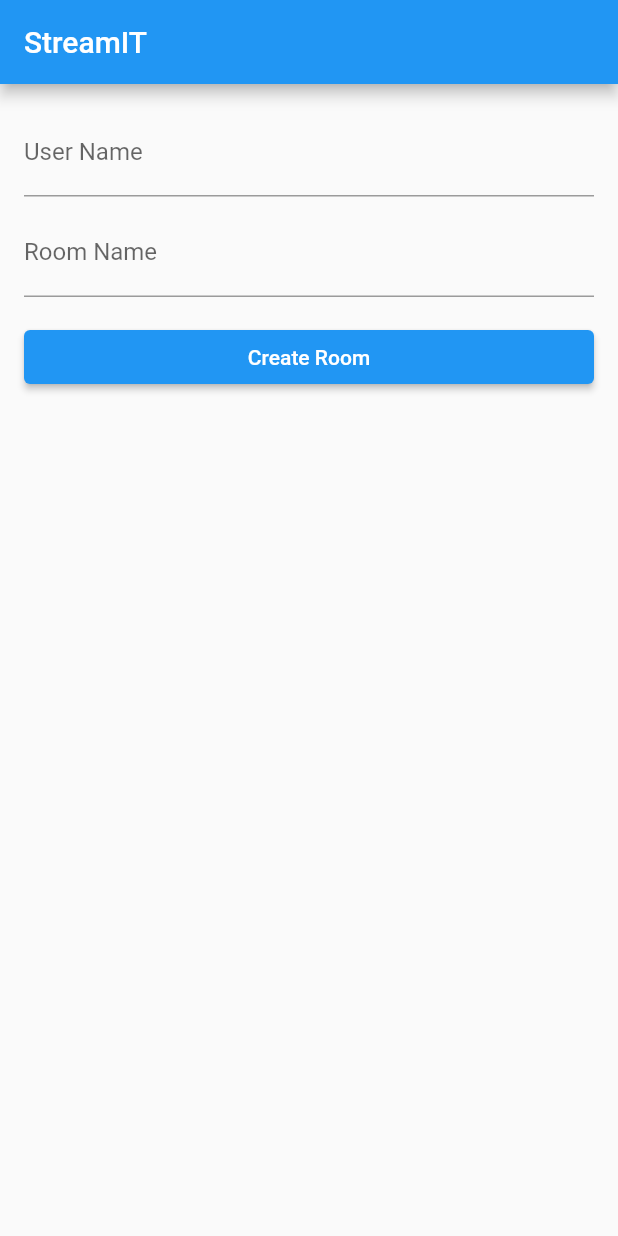
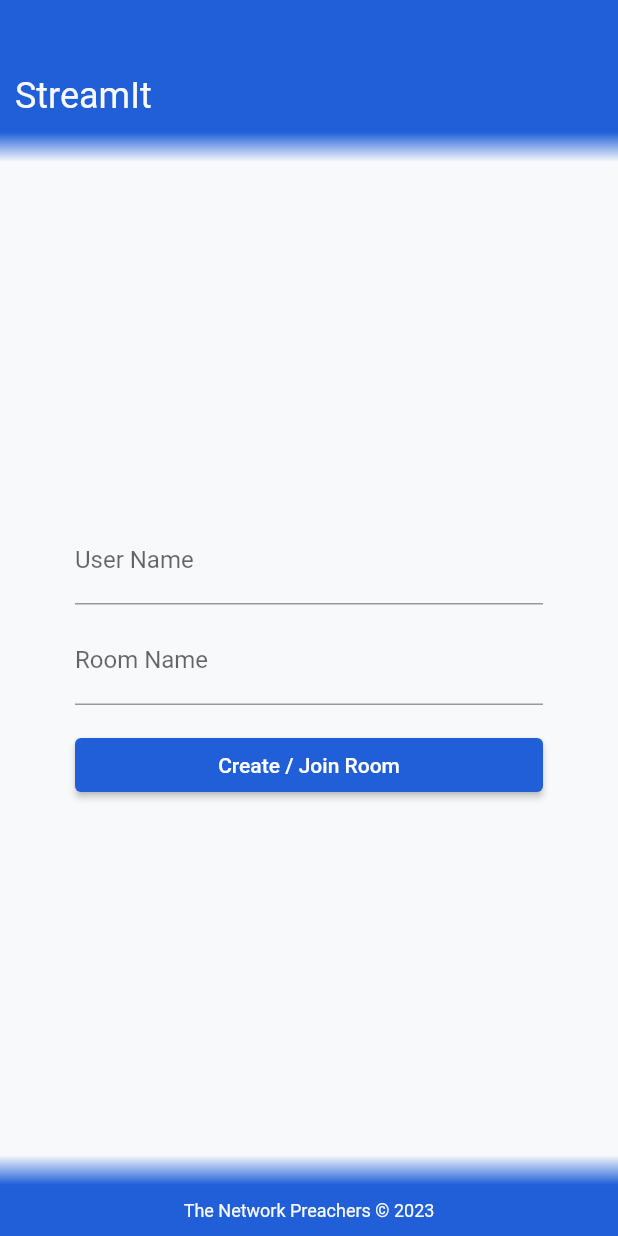
Before and after one commit to The-Network-Preachers/streamit-app, a Flutter app: the screen it shows after launch, on a phone screen of 412 x 824 dp. Run offline on Flutter 3.47's test engine with Material 2 defaults, Android fonts, the light colour scheme and no system bars.

Commit message:
Add: Router for Navigation Fix: Join/Create Room UI/UX

```diff
--- a/lib/main.dart
+++ b/lib/main.dart
@@ -1,7 +1,7 @@
 import 'package:flutter/material.dart';
 
-import './pages/login.dart';
+import './router.dart';
 
 void main() {
-  runApp(const LoginPage());
+  runApp(const StreamItRouter());
 }
--- /dev/null
+++ b/lib/pages/join_room_page.dart
@@ -0,0 +1,165 @@
+import 'package:flutter/material.dart';
+
+import '../utils/colours.dart';
+
+class JoinRoomPage extends StatefulWidget {
+  const JoinRoomPage({super.key});
+
+  @override
+  State<JoinRoomPage> createState() => _JoinRoomPageState();
+}
+
+class _JoinRoomPageState extends State<JoinRoomPage> {
+  String? _userName;
+  String? _roomName;
+
+  final GlobalKey<FormState> _formKey = GlobalKey<FormState>();
+
+  @override
+  Widget build(BuildContext context) {
+    return Scaffold(
+      backgroundColor: kWhite,
+      body: SizedBox(
+        width: double.infinity,
+        height: double.infinity,
+        child: Column(
+          mainAxisAlignment: MainAxisAlignment.spaceBetween,
+          crossAxisAlignment: CrossAxisAlignment.start,
+          children: [
+            Column(
+              children: [
+                Container(
+                  width: double.infinity,
+                  padding: const EdgeInsets.only(
+                    top: 50,
+                    left: 10,
+                    bottom: 10,
+                  ),
+                  decoration: const BoxDecoration(
+                    color: kBlue,
+                  ),
+                  child: const Text(
+                    "StreamIt",
+                    style: TextStyle(
+                      color: kWhite,
+                      fontSize: 24,
+                    ),
+                  ),
+                ),
+                Container(
+                  height: 20,
+                  width: double.infinity,
+                  decoration: const BoxDecoration(
+                    gradient: LinearGradient(
+                      begin: Alignment.topCenter,
+                      end: Alignment.bottomCenter,
+                      colors: [
+                        kBlue,
+                        kWhite,
+                      ],
+                    ),
+                  ),
+                ),
+              ],
+            ),
+            SafeArea(
+              child: Padding(
+                padding: const EdgeInsets.symmetric(horizontal: 50),
+                child: Form(
+                  key: _formKey,
+                  child: Column(
+                    crossAxisAlignment: CrossAxisAlignment.stretch,
+                    children: <Widget>[
+                      TextFormField(
+                        decoration:
+                            const InputDecoration(labelText: 'User Name'),
+                        validator: (value) {
+                          if (value == null || value.isEmpty) {
+                            return 'Enter a valid User Name';
+                          }
+
+                          return null;
+                        },
+                        onSaved: (val) {
+                          if (val != null) {
+                            _userName = val.trim();
+                          }
+                        },
+                      ),
+                      const SizedBox(height: 8.0),
+                      TextFormField(
+                        decoration:
+                            const InputDecoration(labelText: 'Room Name'),
+                        validator: (value) {
+                          if (value == null || value.isEmpty) {
+                            return 'Enter a valid Room Name';
+                          }
+                          return null;
+                        },
+                        onSaved: (val) {
+                          if (val != null) {
+                            _roomName = val.trim();
+                          }
+                        },
+                      ),
+                      const SizedBox(height: 16.0),
+                      ElevatedButton(
+                        style: ElevatedButton.styleFrom(
+                          backgroundColor: kBlue,
+                        ),
+                        onPressed: () {
+                          if (_formKey.currentState!.validate()) {
+                            _formKey.currentState!.save();
+
+                            // TODO: Implement create room functionality here
+                            debugPrint("User Name: $_userName");
+                            debugPrint("Room Name: $_roomName");
+                          }
+                        },
+                        child: const Text('Create / Join Room'),
+                      ),
+                    ],
+                  ),
+                ),
+              ),
+            ),
+            Column(
+              children: [
+                Container(
+                  height: 20,
+                  width: double.infinity,
+                  decoration: const BoxDecoration(
+                    gradient: LinearGradient(
+                      begin: Alignment.bottomCenter,
+                      end: Alignment.topCenter,
+                      colors: [
+                        kBlue,
+                        kWhite,
+                      ],
+                    ),
+                  ),
+                ),
+                Container(
+                  width: double.infinity,
+                  padding: const EdgeInsets.all(10),
+                  decoration: const BoxDecoration(
+                    color: kBlue,
+                  ),
+                  child: const Center(
+                    child: Text(
+                      "The Network Preachers © 2023",
+                      style: TextStyle(
+                        color: kWhite,
+                        fontSize: 12,
+                      ),
+                    ),
+                  ),
+                ),
+              ],
+            ),
+          ],
+        ),
+      ),
+    );
+  }
+}
--- a/lib/pages/login.dart
+++ /dev/null
@@ -1,81 +0,0 @@
-import 'package:flutter/material.dart';
-
-class LoginPage extends StatefulWidget {
-  const LoginPage({super.key});
-
-  @override
-  State<LoginPage> createState() => _LoginPageState();
-}
-
-class _LoginPageState extends State<LoginPage> {
-  final _formKey = GlobalKey<FormState>();
-  String? _userName;
-  String? _roomName;
-
-  @override
-  Widget build(BuildContext context) {
-    return MaterialApp(
-      home: Scaffold(
-        appBar: AppBar(
-          title: const Text('StreamIT'),
-        ),
-        body: SingleChildScrollView(
-          child: Container(
-            padding: const EdgeInsets.all(16.0),
-            child: Form(
-              key: _formKey,
-              child: Column(
-                crossAxisAlignment: CrossAxisAlignment.stretch,
-                children: <Widget>[
-                  TextFormField(
-                    decoration: const InputDecoration(labelText: 'User Name'),
-                    validator: (value) {
-                      if (value == null || value.isEmpty) {
-                        return 'Enter a valid User Name';
-                      }
-
-                      return null;
-                    },
-                    onSaved: (val) {
-                      if (val != null) {
-                        _userName = val.trim();
-                      }
-                    },
-                  ),
-                  const SizedBox(height: 8.0),
-                  TextFormField(
-                    decoration: const InputDecoration(labelText: 'Room Name'),
-                    validator: (value) {
-                      if (value == null || value.isEmpty) {
-                        return 'Enter a valid Room Name';
-                      }
-                      return null;
-                    },
-                    onSaved: (val) {
-                      if (val != null) {
-                        _roomName = val.trim();
-                      }
-                    },
-                  ),
-                  const SizedBox(height: 16.0),
-                  ElevatedButton(
-                    onPressed: () {
-                      if (_formKey.currentState!.validate()) {
-                        _formKey.currentState!.save();
-
-                        // TODO: Implement create room functionality here
-                        debugPrint("User Name: $_userName");
-                        debugPrint("Room Name: $_roomName");
-                      }
-                    },
-                    child: const Text('Create Room'),
-                  ),
-                ],
-              ),
-            ),
-          ),
-        ),
-      ),
-    );
-  }
-}
--- /dev/null
+++ b/lib/router.dart
@@ -0,0 +1,17 @@
+import 'package:flutter/material.dart';
+
+import './pages/join_room_page.dart';
+
+class StreamItRouter extends StatelessWidget {
+  const StreamItRouter({Key? key}) : super(key: key);
+
+  @override
+  Widget build(BuildContext context) {
+    return MaterialApp(
+      debugShowCheckedModeBanner: false,
+      routes: {
+        '/': (context) => const JoinRoomPage(),
+      },
+    );
+  }
+}
--- /dev/null
+++ b/lib/utils/colours.dart
@@ -0,0 +1,8 @@
+import "package:flutter/material.dart";
+
+const kBlack = Color(0xFF404040);
+const kWhite = Color(0xFFf8f9fa);
+const kLightGray = Color(0xFF565b65);
+const kDarkGray = Color(0xFF363946);
+const kBlue = Color(0xFF205fd8);
+const kRed = Color(0xFFff1818);
```
